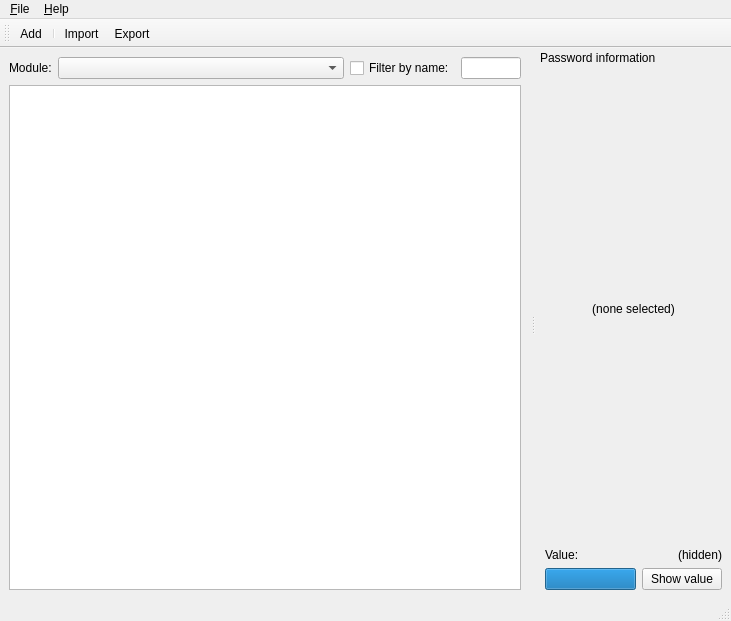
The window that util/qt/mainwindow.ui (mupuf/PPassKeeper) describes before a commit, drawn with Qt 5.
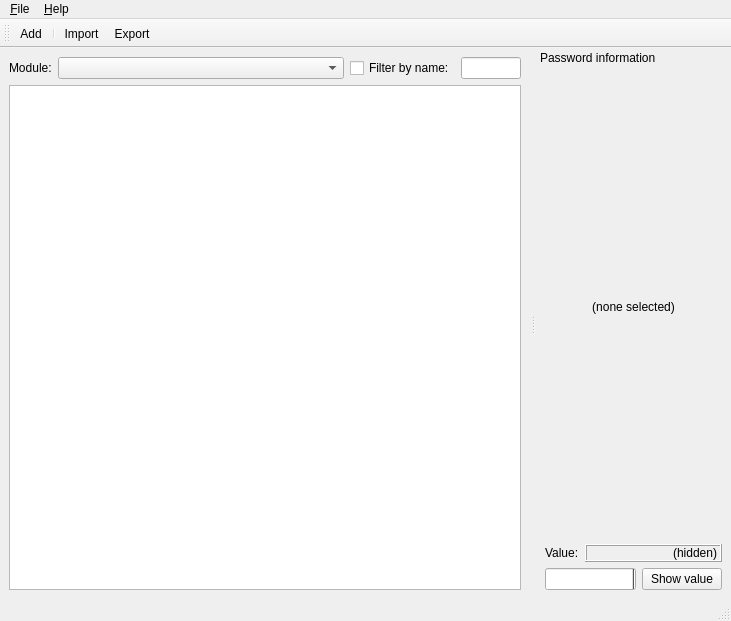
The same window after the commit.

Commit message: Qt GUI: work on timers

```diff
--- a/util/qt/mainwindow.ui
+++ b/util/qt/mainwindow.ui
@@ -161,6 +161,18 @@
        </item>
        <item>
         <widget class="QLabel" name="passwordLabel" >
+         <property name="sizePolicy" >
+          <sizepolicy vsizetype="Preferred" hsizetype="MinimumExpanding" >
+           <horstretch>0</horstretch>
+           <verstretch>0</verstretch>
+          </sizepolicy>
+         </property>
+         <property name="frameShape" >
+          <enum>QFrame::Box</enum>
+         </property>
+         <property name="frameShadow" >
+          <enum>QFrame::Raised</enum>
+         </property>
          <property name="text" >
           <string>(hidden)</string>
          </property>
@@ -176,7 +188,7 @@
        <item>
         <widget class="QProgressBar" name="progressBar" >
          <property name="value" >
-          <number>100</number>
+          <number>0</number>
          </property>
          <property name="textVisible" >
           <bool>false</bool>
@@ -184,6 +196,9 @@
          <property name="orientation" >
           <enum>Qt::Horizontal</enum>
          </property>
+         <property name="invertedAppearance" >
+          <bool>true</bool>
+         </property>
          <property name="textDirection" >
           <enum>QProgressBar::TopToBottom</enum>
          </property>
```
Left out of the diff: 6 changed lines with no effect on the pictures. The commit also changes 2 other files.
